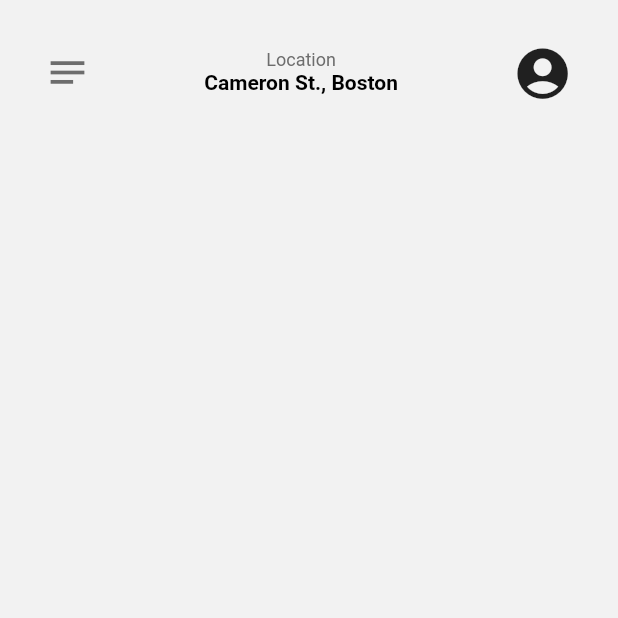
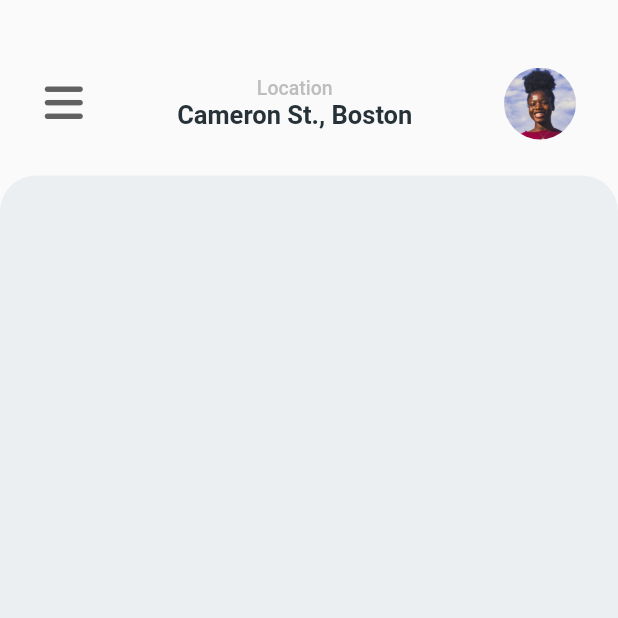
Before and after one commit to celenny/challenge_two_flutter, a Flutter app: the screen it shows after launch, on a phone screen of 412 x 824 dp, the top half of it. Run offline on Flutter 3.47's test engine with Material 2 defaults, Android fonts, the phone set to English and light mode, and no system bars; our stand-ins replace font_awesome_flutter.

Commit message:
finalizando o header e iniciando o body

```diff
--- a/lib/components/sections/header.dart
+++ /dev/null
@@ -1,47 +0,0 @@
-import 'package:challenge_two_flutter/themes/adopt_me_colors.dart';
-import 'package:challenge_two_flutter/themes/adopt_me_theme.dart';
-import 'package:flutter/material.dart';
-
-class Header extends StatelessWidget {
-  const Header({Key? key}) : super(key: key);
-
-  @override
-  Widget build(BuildContext context) {
-    return Padding(
-      padding: const EdgeInsets.fromLTRB(30.0, 28.0, 30.0, 28.0),
-      child: Row(
-        mainAxisAlignment: MainAxisAlignment.spaceBetween,
-        children: <Widget>[
-          const Icon(
-            Icons.notes,
-            color: AdoptMeColors.darkGrey,
-            size: 30.0,
-          ),
-          Column(
-            crossAxisAlignment: CrossAxisAlignment.center,
-            children: const <Widget>[
-              Text(
-                'Location',
-                style: TextStyle(
-                    fontSize: 12,
-                    fontFamily: 'Roboto',
-                    color: AdoptMeColors.darkGrey),
-              ),
-              Text(
-                'Cameron St., Boston',
-                style: TextStyle(
-                    fontFamily: 'Roboto',
-                    fontWeight: FontWeight.bold,
-                    color: AdoptMeColors.black),
-              ),
-            ],
-          ),
-          const Icon(
-            Icons.account_circle,
-            size: 40.5,
-          ),
-        ],
-      ),
-    );
-  }
-}
--- a/lib/main.dart
+++ b/lib/main.dart
@@ -1,5 +1,5 @@
 import 'package:flutter/material.dart';
-import 'package:challenge_two_flutter/screens/home.dart';
+import 'package:challenge_two_flutter/screens/adopt_me_screen.dart';
 import 'package:challenge_two_flutter/themes/adopt_me_theme.dart';
 
 void main() {
@@ -13,7 +13,7 @@ class AdoptMe extends StatelessWidget {
   Widget build(BuildContext context) {
     return MaterialApp(
       title: 'AdoptMe',
-      home: const Home(),
+      home: const AdoptMeScreen(),
       theme: adoptMeTheme,
     );
   }
--- /dev/null
+++ b/lib/screens/adopt_me_screen.dart
@@ -0,0 +1,53 @@
+import 'package:flutter/material.dart';
+import 'package:font_awesome_flutter/font_awesome_flutter.dart';
+import 'package:challenge_two_flutter/themes/adopt_me_colors.dart';
+
+
+class AdoptMeScreen extends StatefulWidget {
+  const AdoptMeScreen({Key? key}) : super(key: key);
+
+  @override
+  State<AdoptMeScreen> createState() => _AdoptMeScreenState();
+}
+
+class _AdoptMeScreenState extends State<AdoptMeScreen> {
+  @override
+  Widget build(BuildContext context) {
+  return Material(
+    child: Padding(
+      padding: const EdgeInsets.only(top: 45.0,),
+      child: Column(children: <Widget>[
+        Padding(
+          padding: const EdgeInsets.symmetric(horizontal: 28.0,),
+          child: Row(
+            crossAxisAlignment: CrossAxisAlignment.center,
+            mainAxisAlignment: MainAxisAlignment.spaceBetween,
+            children: <Widget>[
+              const Icon(FontAwesomeIcons.bars, color: AdoptMeColors.blueGrey, size: 29.0,),
+              Column(
+                children: const <Widget>[
+                  Text('Location', style: TextStyle(fontSize: 13, fontFamily: 'Roboto', fontWeight: FontWeight.w500, color: AdoptMeColors.grey,)),
+                  Text('Cameron St., Boston', style: TextStyle(fontFamily: 'Roboto', fontSize: 17, fontWeight: FontWeight.bold, color: AdoptMeColors.darkBlueGrey,),),
+                ],
+              ),
+              const CircleAvatar(backgroundImage: AssetImage('images/patricia.png'), radius: 24.0,),
+            ],
+          ),
+        ),
+        Expanded(
+          child: Padding(
+            padding: const EdgeInsets.only(top: 24.0),
+            child: Container(
+            decoration: const BoxDecoration(
+              borderRadius: BorderRadius.vertical(top: Radius.circular(24.0),),
+              color: AdoptMeColors.iceWhite,
+            ),
+        ),
+          ),
+        ),
+      ],
+      ),
+    ),
+   );
+  }
+}
--- a/lib/screens/home.dart
+++ /dev/null
@@ -1,14 +0,0 @@
-import 'package:flutter/material.dart';
-import 'package:challenge_two_flutter/components/sections/header.dart';
-
-class Home extends StatelessWidget {
-  const Home({Key? key}) : super(key: key);
-
-  @override
-  Widget build(BuildContext context) {
-    return Scaffold(body: Column(
-      children: const <Widget>[
-        Header(),
-      ]),);
-  }
-}
--- a/lib/themes/adopt_me_colors.dart
+++ b/lib/themes/adopt_me_colors.dart
@@ -19,9 +19,11 @@ class AdoptMeColors {
 
   static const Color white = Color(0xffffffff);
   static const Color black = Color(0xFF000000);
-  static const Color lightGrey = Color(0xfff2f2f2);
-  static const Color grey = Color(0xffd5d5d5);
-  static const Color darkGrey = Color(0xff6d6d6d);
+  static const Color darkBlueGrey = Color(0xff263238);
+  static const Color iceWhite = Color(0xffeceff1);
+  static const Color lightGrey = Color(0xffc5c5c5);
+  static const Color grey = Color(0xffbdbdbd);
+  static const Color blueGrey = Color(0xff616161);
   static const Color lightPink = Color(0xffffe6e3);
   static const Color coralRed = Color(0xffff5f50);
 }
--- a/lib/themes/adopt_me_theme.dart
+++ b/lib/themes/adopt_me_theme.dart
@@ -5,5 +5,5 @@ ThemeData adoptMeTheme = ThemeData(
   primarySwatch: AdoptMeColors.primaryColor,
   primaryColor: AdoptMeColors.white,
   brightness: Brightness.light,
-  scaffoldBackgroundColor: AdoptMeColors.lightGrey,
+  scaffoldBackgroundColor: AdoptMeColors.iceWhite,
 );
--- a/pubspec.yaml
+++ b/pubspec.yaml
@@ -34,6 +34,7 @@ dependencies:
   # The following adds the Cupertino Icons font to your application.
   # Use with the CupertinoIcons class for iOS style icons.
   cupertino_icons: ^1.0.2
+  font_awesome_flutter: ^10.3.0
 
 dev_dependencies:
   flutter_test:
@@ -63,6 +64,7 @@ flutter:
      - images/chico.png
      - images/jujuba.png
      - images/lulu.png
+     - images/patricia.png
 
   # An image asset can refer to one or more resolution-specific "variants", see
   # https://flutter.dev/assets-and-images/#resolution-aware
```
Also changed, not shown: images/patricia.png (added), pubspec.lock.
